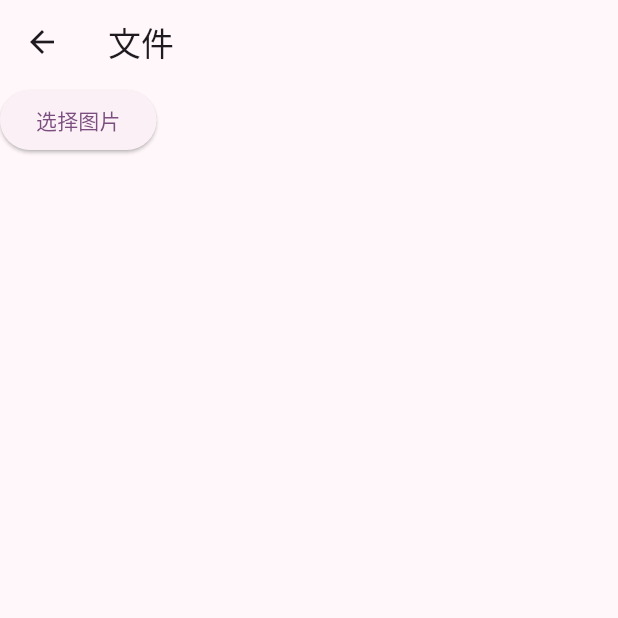
After one commit to mmmyjun/sampleFlutter, a Flutter app: the PickerImgPage screen opened directly, after a tap on "选择图片", on a phone screen of 412 x 824 dp, the top half of it. The commit adds this screen. Run offline on Flutter 3.47's test engine with Material 3 defaults, Android fonts, the phone set to English and light mode, and no system bars; our stand-ins replace audioplayers, dio, file_picker, flutter_easyloading, flutter_html, flutter_secure_storage and 2 more; missing offline and left inert: media_kit, media_kit_video, syncfusion_flutter_pdfviewer; accounts and stored records are empty.

Commit message:
file:pdf

```diff
--- a/lib/home.dart
+++ b/lib/home.dart
@@ -8,6 +8,7 @@ import './mode/memo/memo_page.dart';
 import './mode/qr/qr_page.dart';
 import './mode/tv/tv_page.dart';
 import './mode/file/picker_file_page.dart';
+import './mode/img/picker_img_page.dart';
 
 class MyHomePage extends StatefulWidget {
   const MyHomePage(
@@ -42,6 +43,8 @@ class _MyHomePageState extends State<MyHomePage> {
         const QrPage()),
     WidgetModel('文件', const Icon(Icons.file_copy_outlined, color: Colors.purple),
         const PickerFilePage()),
+    WidgetModel('相册', const Icon(Icons.camera, color: Colors.purple),
+        const PickerImgPage()),
   ];
 
   @override
--- a/lib/mode/file/picker_file_directory.dart
+++ b/lib/mode/file/picker_file_directory.dart
@@ -20,6 +20,7 @@ class _PickerFileDirectoryState extends State<PickerFileDirectory> {
             if (selectedDirectory == null) {
               // User canceled the picker
             }
+            print(selectedDirectory);
           },
           child: const Text('选择文件夹'),
         ),
--- a/lib/mode/file/picker_file_multiple.dart
+++ b/lib/mode/file/picker_file_multiple.dart
@@ -1,5 +1,6 @@
 import 'package:flutter/material.dart';
 import 'package:file_picker/file_picker.dart';
+import 'dart:io';
 
 class PickerFileMultiple extends StatefulWidget {
   const PickerFileMultiple({Key? key}) : super(key: key);
@@ -18,7 +19,9 @@ class _PickerFileMultipleState extends State<PickerFileMultiple> {
             FilePickerResult? result = await FilePicker.platform.pickFiles(allowMultiple: true);
 
             if (result != null) {
-              // List<File> files = result.paths.map((path) => File(path!)).toList();
+              print(result);
+              List<File> files = result.paths.map((path) => File(path!)).toList();
+              print(files);
             } else {
               // User canceled the picker
             }
--- a/lib/mode/file/picker_file_multiple_extension.dart
+++ b/lib/mode/file/picker_file_multiple_extension.dart
@@ -19,6 +19,7 @@ class _PickerFileMultipleWithExtensionState extends State<PickerFileMultipleWith
               type: FileType.custom,
               allowedExtensions: ['jpg', 'pdf', 'doc'],
             );
+            print(result);
           },
           child: const Text('选择多个文件附带后缀'),
         ),
--- /dev/null
+++ b/lib/mode/img/picker_img_page.dart
@@ -0,0 +1,57 @@
+import 'package:flutter/material.dart';
+import 'package:image_picker/image_picker.dart';
+import 'dart:io';
+
+class PickerImgPage extends StatefulWidget {
+  const PickerImgPage({Key? key}) : super(key: key);
+
+  @override
+  State<PickerImgPage> createState() => _PickerImgPageState();
+}
+
+class _PickerImgPageState extends State<PickerImgPage> {
+  // Future<void> getLostData() async {
+  //   final ImagePicker picker = ImagePicker();
+  //   final LostDataResponse response = await picker.retrieveLostData();
+  //   if (response.isEmpty) {
+  //     return;
+  //   }
+  //   final List<XFile>? files = response.files;
+  //   if (files != null) {
+  //     // _handleLostFiles(files);
+  //   } else {
+  //     // _handleError(response.exception);
+  //   }
+  //   print(files);
+  // }
+
+  @override
+  Widget build(BuildContext context) {
+    return Scaffold(
+      appBar: AppBar(
+        title: const Text('文件'),
+      ),
+      body: Column(
+        children: [
+          ElevatedButton(
+            onPressed: () async {
+              final ImagePicker picker = ImagePicker();
+              final LostDataResponse response = await picker.retrieveLostData();
+              if (response.isEmpty) {
+                return;
+              }
+              final List<XFile>? files = response.files;
+              if (files != null) {
+                // _handleLostFiles(files);
+              } else {
+                // _handleError(response.exception);
+              }
+              print(files);
+            },
+            child: const Text('选择图片'),
+          ),
+        ],
+      ),
+    );
+  }
+}
--- a/pubspec.yaml
+++ b/pubspec.yaml
@@ -46,6 +46,8 @@ dependencies:
   media_kit_libs_video: ^1.0.4
   flutter_html: ^3.0.0-beta.2
   file_picker: ^8.0.0+1
+  image_picker: ^1.1.0
+  syncfusion_flutter_pdfviewer: ^24.2.8
 
 dev_dependencies:
   flutter_test:
```
Also changed, not shown: lib/mode/file/pdf/picker_file_pdf.dart (added, +49 -0 lines), lib/mode/file/picker_file_page.dart (+9 -1 lines), pubspec.lock, 3 other files.
